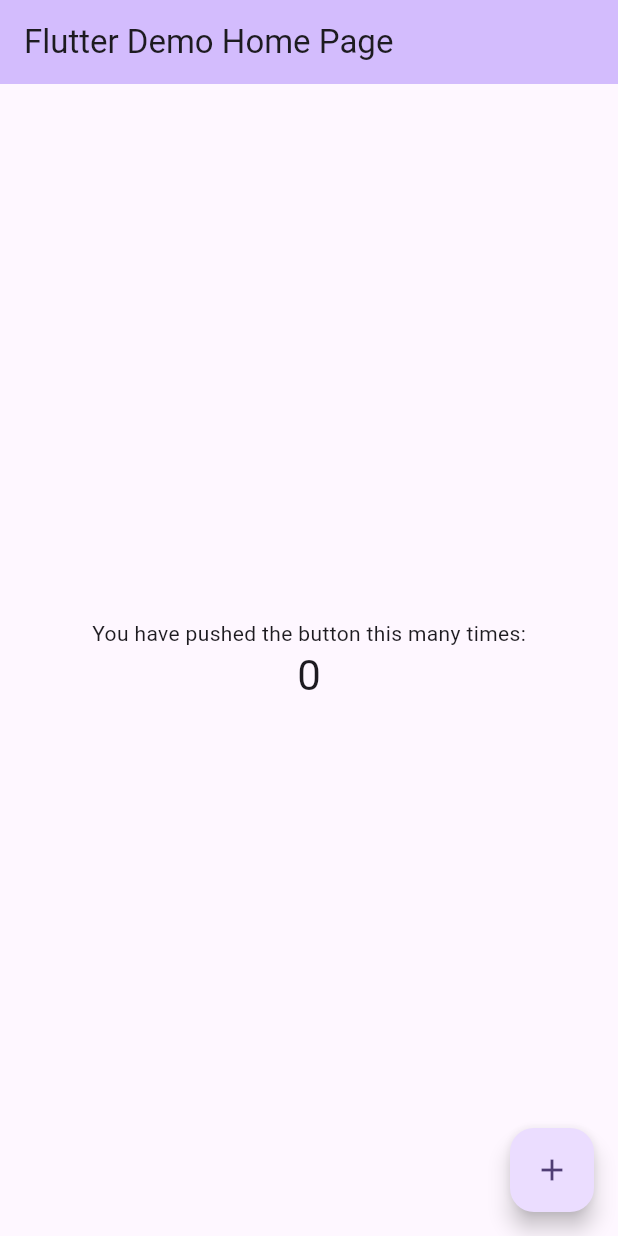
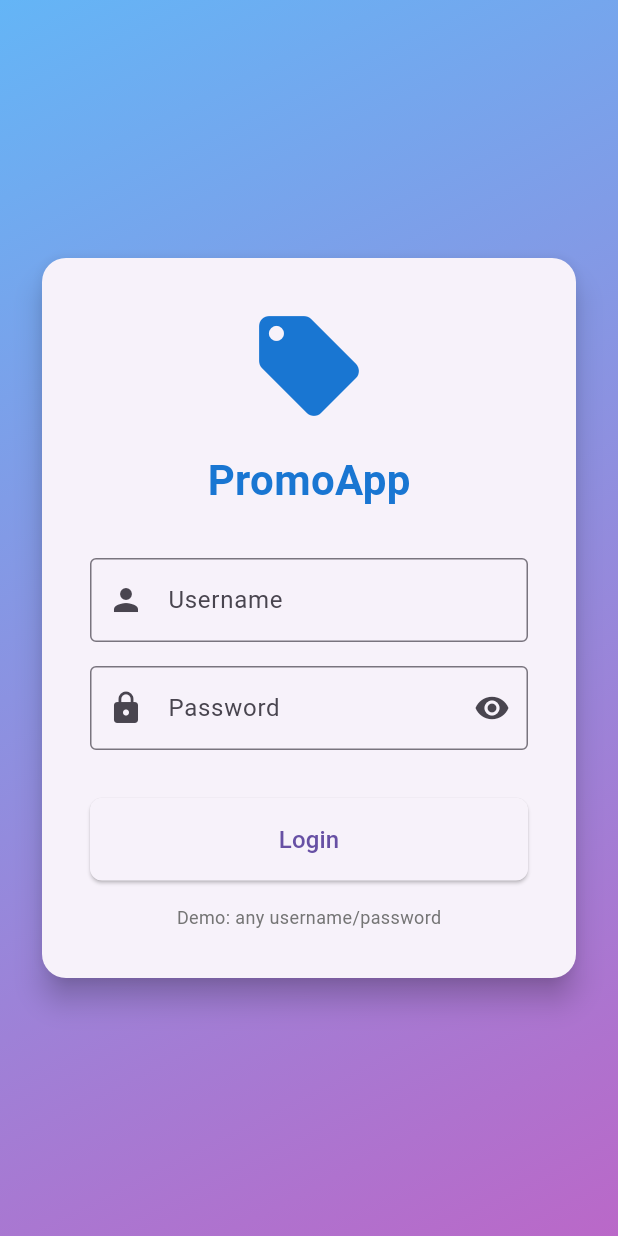
Before and after one commit to devzonedo/product_promo_app, a Flutter app: the screen it shows after launch, on a phone screen of 412 x 824 dp. Run offline on Flutter 3.47's test engine with Material 3 defaults, Android fonts, the phone set to English and light mode, and no system bars; our stand-ins replace shared_preferences.

Commit message:
basic app

```diff
--- a/lib/main.dart
+++ b/lib/main.dart
@@ -1,4 +1,7 @@
 import 'package:flutter/material.dart';
+import 'package:shared_preferences/shared_preferences.dart';
+import 'screens/login_screen.dart';
+import 'screens/home_screen.dart';
 
 void main() {
   runApp(const MyApp());
@@ -7,116 +10,42 @@ void main() {
 class MyApp extends StatelessWidget {
   const MyApp({super.key});
 
-  // This widget is the root of your application.
   @override
   Widget build(BuildContext context) {
     return MaterialApp(
-      title: 'Flutter Demo',
-      theme: ThemeData(
-        // This is the theme of your application.
-        //
-        // TRY THIS: Try running your application with "flutter run". You'll see
-        // the application has a purple toolbar. Then, without quitting the app,
-        // try changing the seedColor in the colorScheme below to Colors.green
-        // and then invoke "hot reload" (save your changes or press the "hot
-        // reload" button in a Flutter-supported IDE, or press "r" if you used
-        // the command line to start the app).
-        //
-        // Notice that the counter didn't reset back to zero; the application
-        // state is not lost during the reload. To reset the state, use hot
-        // restart instead.
-        //
-        // This works for code too, not just values: Most code changes can be
-        // tested with just a hot reload.
-        colorScheme: .fromSeed(seedColor: Colors.deepPurple),
-      ),
-      home: const MyHomePage(title: 'Flutter Demo Home Page'),
+      title: 'PromoApp',
+      theme: ThemeData(primarySwatch: Colors.blue, useMaterial3: true),
+      home: const CheckLoginScreen(),
+      debugShowCheckedModeBanner: false,
     );
   }
 }
 
-class MyHomePage extends StatefulWidget {
-  const MyHomePage({super.key, required this.title});
-
-  // This widget is the home page of your application. It is stateful, meaning
-  // that it has a State object (defined below) that contains fields that affect
-  // how it looks.
-
-  // This class is the configuration for the state. It holds the values (in this
-  // case the title) provided by the parent (in this case the App widget) and
-  // used by the build method of the State. Fields in a Widget subclass are
-  // always marked "final".
-
-  final String title;
-
-  @override
-  State<MyHomePage> createState() => _MyHomePageState();
-}
-
-class _MyHomePageState extends State<MyHomePage> {
-  int _counter = 0;
-
-  void _incrementCounter() {
-    setState(() {
-      // This call to setState tells the Flutter framework that something has
-      // changed in this State, which causes it to rerun the build method below
-      // so that the display can reflect the updated values. If we changed
-      // _counter without calling setState(), then the build method would not be
-      // called again, and so nothing would appear to happen.
-      _counter++;
-    });
-  }
+class CheckLoginScreen extends StatelessWidget {
+  const CheckLoginScreen({super.key});
 
   @override
   Widget build(BuildContext context) {
-    // This method is rerun every time setState is called, for instance as done
-    // by the _incrementCounter method above.
-    //
-    // The Flutter framework has been optimized to make rerunning build methods
-    // fast, so that you can just rebuild anything that needs updating rather
-    // than having to individually change instances of widgets.
-    return Scaffold(
-      appBar: AppBar(
-        // TRY THIS: Try changing the color here to a specific color (to
-        // Colors.amber, perhaps?) and trigger a hot reload to see the AppBar
-        // change color while the other colors stay the same.
-        backgroundColor: Theme.of(context).colorScheme.inversePrimary,
-        // Here we take the value from the MyHomePage object that was created by
-        // the App.build method, and use it to set our appbar title.
-        title: Text(widget.title),
-      ),
-      body: Center(
-        // Center is a layout widget. It takes a single child and positions it
-        // in the middle of the parent.
-        child: Column(
-          // Column is also a layout widget. It takes a list of children and
-          // arranges them vertically. By default, it sizes itself to fit its
-          // children horizontally, and tries to be as tall as its parent.
-          //
-          // Column has various properties to control how it sizes itself and
-          // how it positions its children. Here we use mainAxisAlignment to
-          // center the children vertically; the main axis here is the vertical
-          // axis because Columns are vertical (the cross axis would be
-          // horizontal).
-          //
-          // TRY THIS: Invoke "debug painting" (choose the "Toggle Debug Paint"
-          // action in the IDE, or press "p" in the console), to see the
-          // wireframe for each widget.
-          mainAxisAlignment: .center,
-          children: [
-            const Text('You have pushed the button this many times:'),
-            Text(
-              '$_counter',
-              style: Theme.of(context).textTheme.headlineMedium,
-            ),
-          ],
-        ),
-      ),
-      floatingActionButton: FloatingActionButton(
-        onPressed: _incrementCounter,
-        tooltip: 'Increment',
-        child: const Icon(Icons.add),
-      ),
+    return FutureBuilder<bool>(
+      future: _checkLoginStatus(),
+      builder: (context, snapshot) {
+        if (snapshot.connectionState == ConnectionState.waiting) {
+          return const Scaffold(
+            body: Center(child: CircularProgressIndicator()),
+          );
+        }
+
+        if (snapshot.hasData && snapshot.data == true) {
+          return const HomeScreen();
+        } else {
+          return const LoginScreen();
+        }
+      },
     );
   }
+
+  Future<bool> _checkLoginStatus() async {
+    final prefs = await SharedPreferences.getInstance();
+    return prefs.getBool('isLoggedIn') ?? false;
+  }
 }
--- /dev/null
+++ b/lib/screens/login_screen.dart
@@ -0,0 +1,189 @@
+import 'package:flutter/material.dart';
+import '../utils/shared_prefs_helper.dart';
+import 'home_screen.dart';
+
+class LoginScreen extends StatefulWidget {
+  const LoginScreen({super.key});
+
+  @override
+  State<LoginScreen> createState() => _LoginScreenState();
+}
+
+class _LoginScreenState extends State<LoginScreen> {
+  final TextEditingController _usernameController = TextEditingController();
+  final TextEditingController _passwordController = TextEditingController();
+  final _formKey = GlobalKey<FormState>();
+  bool _isLoading = false;
+  bool _obscurePassword = true;
+
+  Future<void> _login() async {
+    if (_formKey.currentState!.validate()) {
+      setState(() {
+        _isLoading = true;
+      });
+
+      // Simulate API call
+      await Future.delayed(const Duration(seconds: 1));
+
+      // Simple validation - in real app, you'd validate against backend
+      if (_usernameController.text.isNotEmpty &&
+          _passwordController.text.isNotEmpty) {
+        await SharedPrefsHelper.setLoggedIn(true);
+
+        if (mounted) {
+          Navigator.pushReplacement(
+            context,
+            MaterialPageRoute(builder: (context) => const HomeScreen()),
+          );
+        }
+      } else {
+        if (mounted) {
+          ScaffoldMessenger.of(context).showSnackBar(
+            const SnackBar(
+              content: Text('Please enter valid credentials'),
+              backgroundColor: Colors.red,
+            ),
+          );
+        }
+      }
+
+      setState(() {
+        _isLoading = false;
+      });
+    }
+  }
+
+  @override
+  Widget build(BuildContext context) {
+    return Scaffold(
+      body: Container(
+        decoration: BoxDecoration(
+          gradient: LinearGradient(
+            begin: Alignment.topLeft,
+            end: Alignment.bottomRight,
+            colors: [Colors.blue.shade300, Colors.purple.shade300],
+          ),
+        ),
+        child: Center(
+          child: SingleChildScrollView(
+            padding: const EdgeInsets.all(24.0),
+            child: Card(
+              elevation: 8,
+              shape: RoundedRectangleBorder(
+                borderRadius: BorderRadius.circular(16),
+              ),
+              child: Padding(
+                padding: const EdgeInsets.all(32.0),
+                child: Form(
+                  key: _formKey,
+                  child: Column(
+                    mainAxisSize: MainAxisSize.min,
+                    children: [
+                      Icon(
+                        Icons.local_offer,
+                        size: 80,
+                        color: Colors.blue.shade700,
+                      ),
+                      const SizedBox(height: 16),
+                      Text(
+                        'PromoApp',
+                        style: TextStyle(
+                          fontSize: 28,
+                          fontWeight: FontWeight.bold,
+                          color: Colors.blue.shade700,
+                        ),
+                      ),
+                      const SizedBox(height: 32),
+                      TextFormField(
+                        controller: _usernameController,
+                        decoration: const InputDecoration(
+                          labelText: 'Username',
+                          prefixIcon: Icon(Icons.person),
+                          border: OutlineInputBorder(),
+                        ),
+                        validator: (value) {
+                          if (value == null || value.isEmpty) {
+                            return 'Please enter username';
+                          }
+                          return null;
+                        },
+                      ),
+                      const SizedBox(height: 16),
+                      TextFormField(
+                        controller: _passwordController,
+                        obscureText: _obscurePassword,
+                        decoration: InputDecoration(
+                          labelText: 'Password',
+                          prefixIcon: const Icon(Icons.lock),
+                          suffixIcon: IconButton(
+                            icon: Icon(
+                              _obscurePassword
+                                  ? Icons.visibility
+                                  : Icons.visibility_off,
+                            ),
+                            onPressed: () {
+                              setState(() {
+                                _obscurePassword = !_obscurePassword;
+                              });
+                            },
+                          ),
+                          border: const OutlineInputBorder(),
+                        ),
+                        validator: (value) {
+                          if (value == null || value.isEmpty) {
+                            return 'Please enter password';
+                          }
+                          return null;
+                        },
+                      ),
+                      const SizedBox(height: 32),
+                      SizedBox(
+                        width: double.infinity,
+                        child: ElevatedButton(
+                          onPressed: _isLoading ? null : _login,
+                          style: ElevatedButton.styleFrom(
+                            padding: const EdgeInsets.symmetric(vertical: 16),
+                            shape: RoundedRectangleBorder(
+                              borderRadius: BorderRadius.circular(8),
+                            ),
+                          ),
+                          child: _isLoading
+                              ? const SizedBox(
+                                  height: 20,
+                                  width: 20,
+                                  child: CircularProgressIndicator(
+                                    strokeWidth: 2,
+                                  ),
+                                )
+                              : const Text(
+                                  'Login',
+                                  style: TextStyle(fontSize: 16),
+                                ),
+                        ),
+                      ),
+                      const SizedBox(height: 16),
+                      Text(
+                        'Demo: any username/password',
+                        style: TextStyle(
+                          color: Colors.grey.shade600,
+                          fontSize: 12,
+                        ),
+                      ),
+                    ],
+                  ),
+                ),
+              ),
+            ),
+          ),
+        ),
+      ),
+    );
+  }
+
+  @override
+  void dispose() {
+    _usernameController.dispose();
+    _passwordController.dispose();
+    super.dispose();
+  }
+}
--- a/pubspec.yaml
+++ b/pubspec.yaml
@@ -30,6 +30,8 @@ environment:
 dependencies:
   flutter:
     sdk: flutter
+  http: ^1.1.0
+  shared_preferences: ^2.2.2
 
   # The following adds the Cupertino Icons font to your application.
   # Use with the CupertinoIcons class for iOS style icons.
```
Also changed, not shown: lib/models/promotion.dart (added, +58 -0 lines), lib/screens/home_screen.dart (added, +103 -0 lines), lib/screens/promotion_list_screen.dart (added, +112 -0 lines), lib/utils/shared_prefs_helper.dart (added, +20 -0 lines), lib/widgets/promotion_card.dart (added, +89 -0 lines), 4 other files.
